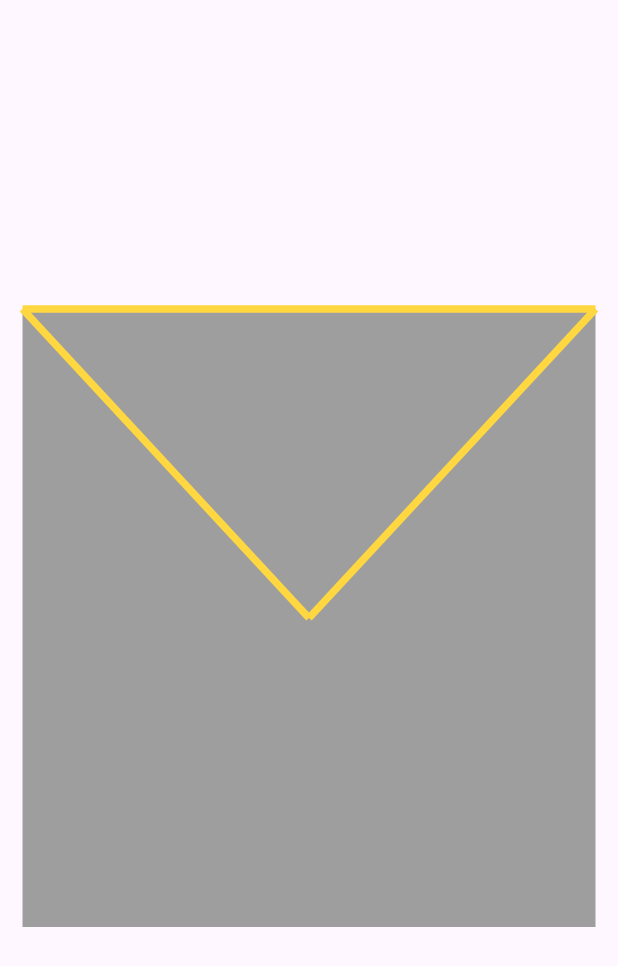
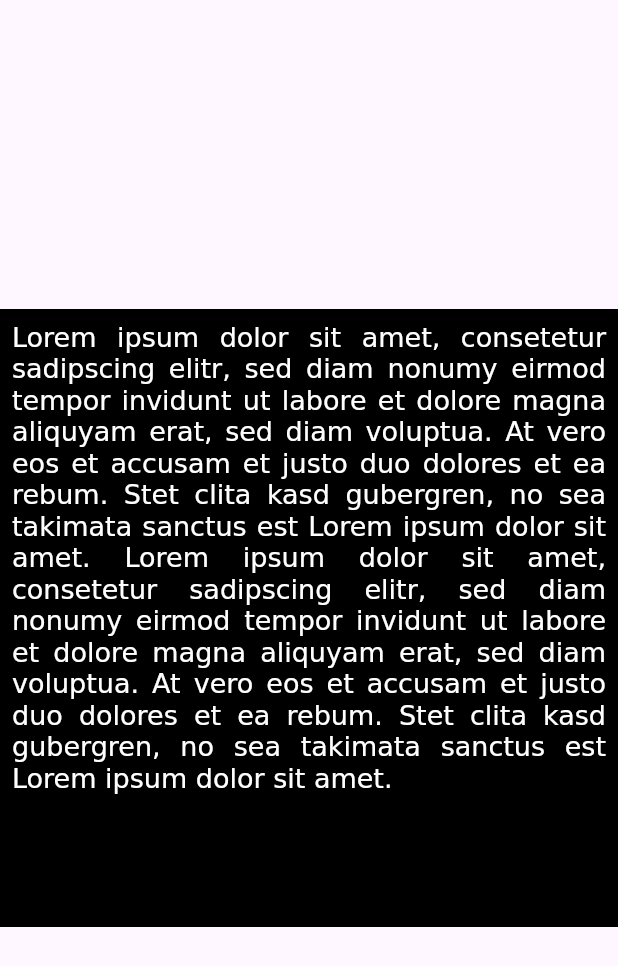
Before and after one commit to rowjoy/flutter_custom_paint, a Flutter app: the screen it shows after launch, on a phone screen of 412 x 824 dp. Shown: the top 966 px of the screen. Run offline on Flutter 3.47's test engine with Material 3 defaults, Android fonts, the phone set to English and light mode, and no system bars.

Commit message:
Custom pointer show text pragrap

```diff
--- a/lib/app.dart
+++ b/lib/app.dart
@@ -1,7 +1,8 @@
 // ignore_for_file: prefer_const_constructors
 
 import 'package:flutter/material.dart';
-import 'package:flutter_custom_paint/custom_paint/plot_points/plot_points.dart';
+
+import 'custom_paint/show_text_custompoint/pragrap_custom_point.dart';
 
 class MyApp extends StatelessWidget {
   const MyApp({super.key});
@@ -19,7 +20,8 @@ class MyApp extends StatelessWidget {
       // home:  DrawRectShape(),
       // home: DrawImages(),
       //home: BottomNavigationBer(),
-      home: PlotCustomPoint(),
+      // home: PlotCustomPoint(),
+      home: PragrapCustomPoint(),
     );
   }
 }
--- /dev/null
+++ b/lib/custom_paint/show_text_custompoint/pragrap_custom_point.dart
@@ -0,0 +1,30 @@
+// ignore_for_file: sized_box_for_whitespace, prefer_const_constructors, prefer_const_constructors_in_immutables
+
+import 'package:flutter/material.dart';
+
+import 'pragrap_with_point.dart';
+
+class PragrapCustomPoint extends StatelessWidget {
+   PragrapCustomPoint({super.key});
+
+  @override
+  Widget build(BuildContext context) {
+    final size = MediaQuery.of(context).size;
+    return Scaffold(
+      body: Center(
+        child: Container(
+          height:size.width ,
+          width: size.width,
+          color: Colors.black,
+          child: Padding(
+            padding: const EdgeInsets.all(8.0),
+            child: CustomPaint(
+              painter: PragrapePoints(),
+              size: Size(300, 400),
+            ),
+          ),
+        ),
+      ),
+    );
+  }
+}
```
Also changed, not shown: lib/custom_paint/show_text_custompoint/pragrap_with_point.dart (added, +30 -0 lines).
